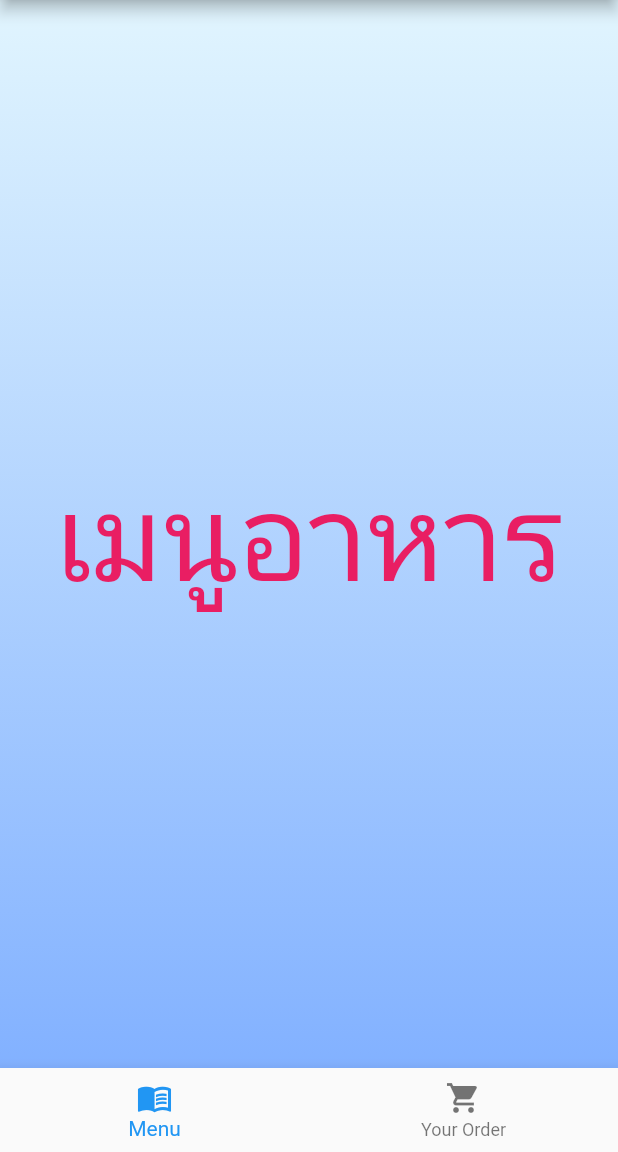
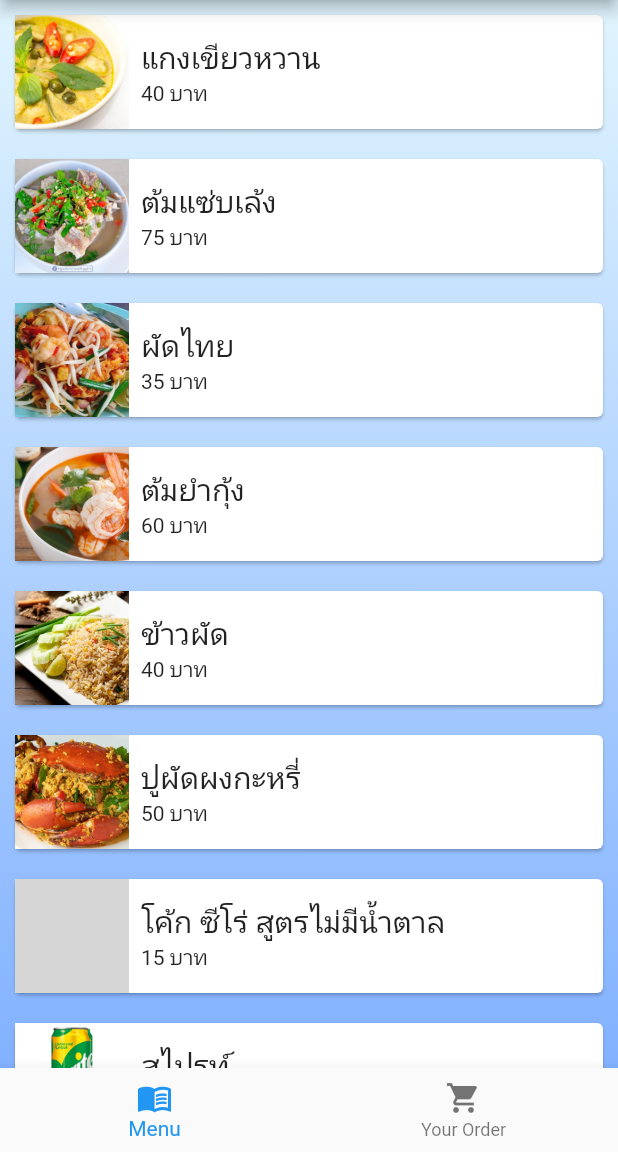
Before and after one commit to Brone7777/Homework13, a Flutter app: the HomePage screen opened by its route, on a phone screen of 412 x 824 dp, the part 84-1236 px from its top. Run offline on Flutter 3.47's test engine with Material 2 defaults, Android fonts, the phone set to English and light mode, and no system bars; our stand-ins replace google_fonts; Roboto replaces fonts that are missing (Prompt); grey boxes are pictures that could not be loaded.

```diff
--- /dev/null
+++ b/lib/pages/food/food_item.dart
@@ -0,0 +1,17 @@
+class FoodItem {
+  final int id;
+  final int price;
+  final String name;
+  final String images;
+
+  FoodItem(
+      {required this.id,
+      required this.price,
+      required this.name,
+      required this.images});
+
+  @override
+  String toString() {
+    return "$name ราคา $price บาท";
+  }
+}
--- /dev/null
+++ b/lib/pages/food/food_list_page.dart
@@ -0,0 +1,124 @@
+import 'package:flutter/cupertino.dart';
+import 'package:flutter/material.dart';
+import 'package:foods/pages/food/food_details_page.dart';
+import 'package:foods/pages/food/food_item.dart';
+
+class FoodListPage extends StatefulWidget {
+  static const routeName = '/food_list';
+
+  const FoodListPage({Key? key}) : super(key: key);
+
+  @override
+  _FoodListPageState createState() => _FoodListPageState();
+}
+
+class _FoodListPageState extends State<FoodListPage> {
+  var items = [
+    FoodItem(
+      id: 1,
+      name: "แกงเขียวหวาน",
+      price: 40,
+      images: 'แกงเขียวหวาน.jpg',
+    ),
+    FoodItem(
+      id: 2,
+      name: "ต้มแซ่บเล้ง",
+      price: 75,
+      images: 'ต้มแซ่บเล้ง.jpg',
+    ),
+    FoodItem(
+      id: 3,
+      name: "ผัดไทย",
+      price: 35,
+      images: 'ผัดไทย.jpg',
+    ),
+    FoodItem(
+      id: 4,
+      name: "ต้มยำกุ้ง",
+      price: 60,
+      images: 'ต้มยำกุ้ง.jpg',
+    ),
+    FoodItem(
+      id: 5,
+      name: "ข้าวผัด",
+      price: 40,
+      images: 'ข้าวผัด.jpg',
+    ),
+    FoodItem(
+      id: 6,
+      name: "ปูผัดผงกะหรี่",
+      price: 50,
+      images: 'ปูผัดผงกะหรี่.jpg',
+    ),
+    FoodItem(
+      id: 7,
+      name: "โค้ก ซีโร่ สูตรไม่มีน้ำตาล",
+      price: 15,
+      images: 'โค้ก ซีโร่ สูตรไม่มีน้ำตาล.jfif',
+    ),
+    FoodItem(
+      id: 8,
+      name: "สไปรท์",
+      price: 15,
+      images: 'สไปรท์.jpg',
+    ),
+    FoodItem(
+      id: 9,
+      name: "โซจู จินโรซัมมิซึล Strawberry",
+      price: 150,
+      images: 'โซจู จินโรซัมมิซึล Strawberry.jpg',
+    ),
+  ];
+
+  @override
+  Widget build(BuildContext context) {
+    return Container(
+      child: ListView.builder(
+        itemCount: items.length,
+        itemBuilder: (BuildContext context, int index) {
+          //Map<String, dynamic> item = items[index];
+          var item = items[index];
+          return Card(
+            margin: const EdgeInsets.all(10.0),
+            // const for once create in first time of 1000 loops
+            child: InkWell(
+              onTap: () {
+                print(item.toString());
+                Navigator.pushNamed(
+                  context,
+                  FoodDetailsPage.routeName, //FoodDetails,
+                  arguments: item,
+                );
+              },
+              child: Row(
+                children: [
+                  Image.asset(
+                      //'assets/images/${item["image"]}',
+                      'assets/images/${item.images}',
+                      width: 76.0,
+                      height: 76.0,
+                      fit: BoxFit.cover),
+                  SizedBox(width: 8.0),
+                  Column(
+                    crossAxisAlignment: CrossAxisAlignment.start,
+                    children: [
+                      Text(
+                        //item["name"] as String,
+                        item.name,
+                        style: Theme.of(context).textTheme.bodyText1,
+                      ),
+                      Text(
+                        item.price.toString() + " บาท",
+                        style: Theme.of(context).textTheme.bodyText2,
+                      ),
+                    ],
+                  ),
+                ],
+              ),
+            ),
+          );
+        },
+      ),
+    );
+  }
+}
--- a/lib/pages/food/food_page.dart
+++ b/lib/pages/food/food_page.dart
@@ -1,5 +1,7 @@
 import 'package:flutter/material.dart';
 import 'package:google_fonts/google_fonts.dart';
+import 'package:foods/pages/food/food_list_page.dart';
+import 'food_order_page.dart';
 
 class FoodPage extends StatefulWidget {
   static const routeName = '/food';
@@ -63,32 +65,32 @@ class _FoodPageState extends State<FoodPage> {
   }
 }
 
-class FoodListPage extends StatelessWidget {
-  static const routeName = '/foodList';
-
-  const FoodListPage({Key? key}) : super(key: key);
-
-  @override
-  Widget build(BuildContext context) {
-    return Center(
-      child: Text('เมนูอาหาร',
-          style: GoogleFonts.prompt(fontSize: 80.0, color: Colors.pink)),
-    );
-  }
-}
-
-class OrderPage extends StatelessWidget {
-  static const routeName = '/order';
-
-  const OrderPage({Key? key}) : super(key: key);
-
-  @override
-  Widget build(BuildContext context) {
-    return Center(
-      child: Text(
-        'อาหารที่สั่ง',
-        style: GoogleFonts.prompt(fontSize: 80.0, color: Colors.pink),
-      ),
-    );
-  }
-}
+// class FoodListPage extends StatelessWidget {
+//   static const routeName = '/foodList';
+//
+//   const FoodListPage({Key? key}) : super(key: key);
+//
+//   @override
+//   Widget build(BuildContext context) {
+//     return Center(
+//       child: Text('เมนูอาหาร',
+//           style: GoogleFonts.prompt(fontSize: 80.0, color: Colors.pink)),
+//     );
+//   }
+// }
+//
+// class OrderPage extends StatelessWidget {
+//   static const routeName = '/order';
+//
+//   const OrderPage({Key? key}) : super(key: key);
+//
+//   @override
+//   Widget build(BuildContext context) {
+//     return Center(
+//       child: Text(
+//         'อาหารที่สั่ง',
+//         style: GoogleFonts.prompt(fontSize: 80.0, color: Colors.pink),
+//       ),
+//     );
+//   }
+// }
```
Also changed, not shown: lib/main.dart (+96 -95 lines), lib/pages/food/food_details_page.dart (added, +68 -0 lines), lib/pages/food/food_order_page.dart (added, +18 -0 lines), assets/images/ข้าวผัด.jpg (added), assets/images/ต้มยำกุ้ง.jpg (added), assets/images/ต้มแซ่บเล้ง.jpg (added), assets/images/ปูผัดผงกะหรี่.jpg (added), assets/images/ผัดไทย.jpg (added), assets/images/สไปรท์.jpg (added), assets/images/แกงเขียวหวาน.jpg (added), assets/images/โซจู จินโรซัมมิซึล Strawberry.jpg (added), 1 other file.
